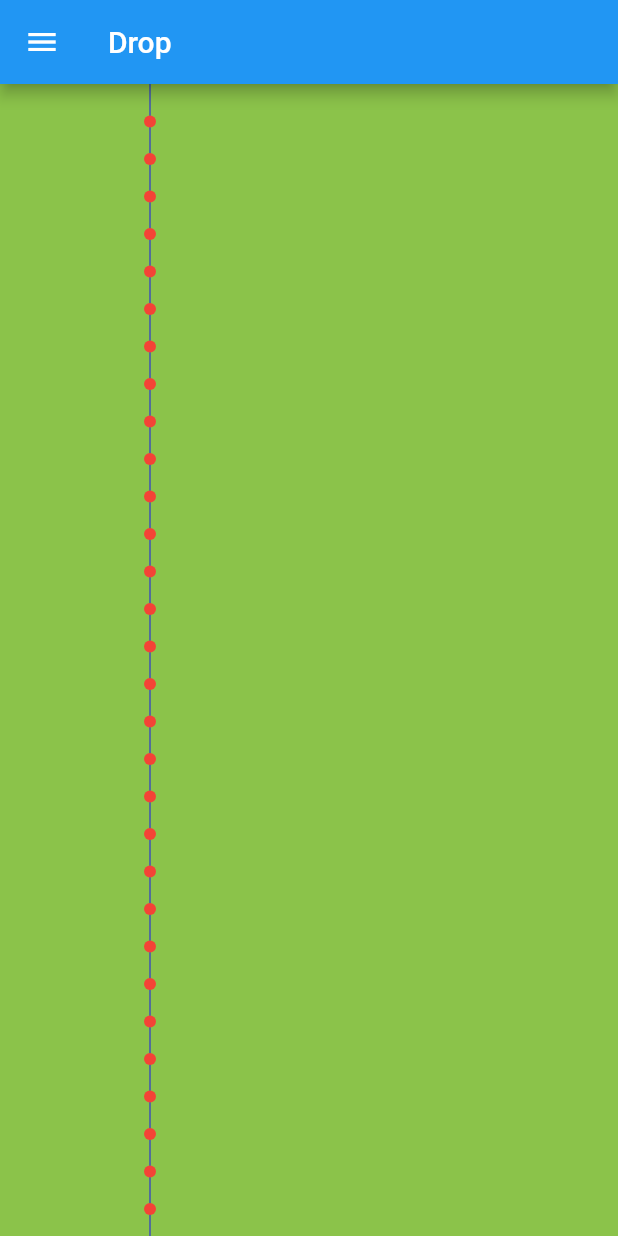
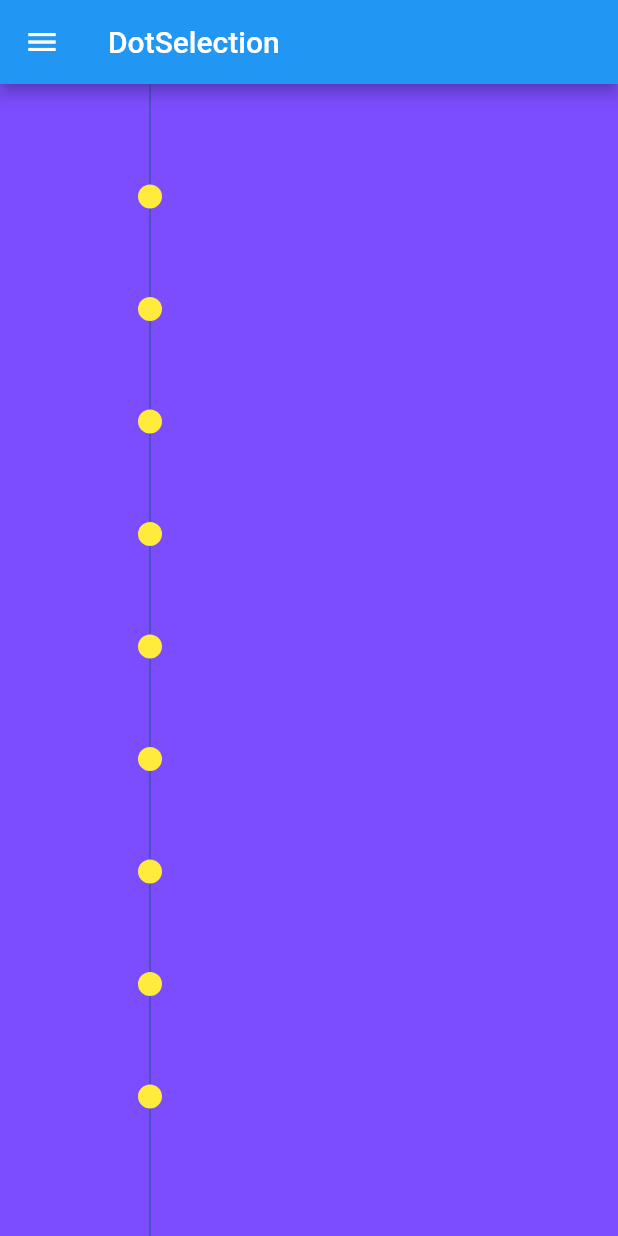
Before and after one commit to bladnman/twenty_for_twenty, a Flutter app: the screen it shows after launch, on a phone screen of 412 x 824 dp. Run offline on Flutter 3.47's test engine with Material 2 defaults, Android fonts, the phone set to English and light mode, and no system bars; missing offline and left inert: extended_math.

Commit message:
dot selection in place to start

```diff
--- a/lib/main.dart
+++ b/lib/main.dart
@@ -1,9 +1,11 @@
 import 'package:flutter/material.dart';
+import 'package:twenty_for_twenty/screens/touch-swarm/DotSelection.dart';
 import 'package:twenty_for_twenty/screens/touch-swarm/Simple.dart';
 import 'package:twenty_for_twenty/screens/touch-swarm/Animated.dart';
 import 'package:twenty_for_twenty/screens/touch-swarm/AnimatedDrop.dart';
 
 final drawerItems = [
+  new DrawerItem("DotSelection", Icons.arrow_downward, DotSelection()),
   new DrawerItem("Drop", Icons.arrow_downward, AnimatedDrop()),
   new DrawerItem("Animated", Icons.donut_large, Animated()),
   new DrawerItem("Simple", Icons.blur_circular, Simple()),
--- a/lib/screens/touch-swarm/Animated.dart
+++ b/lib/screens/touch-swarm/Animated.dart
@@ -54,11 +54,7 @@ class _AnimatedState extends State<Animated> with TickerProviderStateMixin {
 
   @override
   Widget build(BuildContext context) {
-    return Scaffold(
-      appBar: AppBar(
-        title: Text(SCREEN_TITLE),
-      ),
-      body: LayoutBuilder(
+    return LayoutBuilder(
       builder: (_, constraints) => Container(
         width: constraints.widthConstraints().maxWidth,
         height: constraints.heightConstraints().maxHeight,
@@ -68,7 +64,6 @@ class _AnimatedState extends State<Animated> with TickerProviderStateMixin {
           child: CustomPaint(
             painter:
                 MyPainter(touchPoint: touchPoint, aniValue: animation.value),
-            ),
           ),
         ),
       ),
--- /dev/null
+++ b/lib/screens/touch-swarm/DotSelection.dart
@@ -0,0 +1,70 @@
+import 'package:flutter/material.dart';
+import 'package:twenty_for_twenty/utils/circle-funcs.dart';
+import 'package:twenty_for_twenty/widgets/CirclePainter.dart';
+import 'package:twenty_for_twenty/widgets/TouchPoint.dart';
+
+const Color BG_COLOR = Colors.deepPurpleAccent;
+const Color BALL_COLOR = Colors.yellow;
+const double TOUCH_RADIUS = 25;
+const double BALL_RADIUS = 8;
+const double BALL_DISTANCE = 75;
+const double EFFECT_DISTANCE = 75;
+const double BASELINE = 100;
+const double BASELINE_GRAVITY_PPS = 3000;
+
+class DotSelection extends StatefulWidget {
+  @override
+  _DotSelectionState createState() => _DotSelectionState();
+}
+
+const SCREEN_TITLE = 'DotSelection';
+
+class _DotSelectionState extends State<DotSelection> {
+  Offset touchPoint;
+  handleTouchPointUpdated(Offset offset) {
+    setState(() {
+      touchPoint = offset;
+    });
+  }
+
+  int get ballCount {
+    return MediaQuery.of(context).size.height ~/ BALL_DISTANCE;
+  }
+
+  List<Offset> get points {
+    Offset adjustedTouchPoint = touchPoint;
+
+    return List.generate(ballCount, (index) {
+      Offset pointOffset = Offset(BASELINE, (BALL_DISTANCE * index).toDouble());
+      return adjustedOffset(
+        pointOffset: pointOffset,
+        effectiveDistance: EFFECT_DISTANCE,
+        touchPoint: adjustedTouchPoint,
+      );
+    });
+  }
+
+  @override
+  Widget build(BuildContext context) {
+    return LayoutBuilder(
+      builder: (_, constraints) => Container(
+        width: constraints.widthConstraints().maxWidth,
+        height: constraints.heightConstraints().maxHeight,
+        color: BG_COLOR,
+        child: TouchPoint(
+          onTouchPointUpdated: handleTouchPointUpdated,
+          child: CustomPaint(
+            painter: CirclePainter(
+              touchPoint: touchPoint,
+              touchRadius: TOUCH_RADIUS,
+              points: points,
+              pointRadius: BALL_RADIUS,
+              baseline: BASELINE,
+              ballColor: BALL_COLOR,
+            ),
+          ),
+        ),
+      ),
+    );
+  }
+}
--- a/lib/widgets/CirclePainter.dart
+++ b/lib/widgets/CirclePainter.dart
@@ -5,6 +5,7 @@ class CirclePainter extends CustomPainter {
   double baseline;
   double touchRadius;
   double pointRadius;
+  Color ballColor;
   List<Offset> points;
   CirclePainter({
     this.touchPoint,
@@ -12,6 +13,7 @@ class CirclePainter extends CustomPainter {
     this.baseline,
     this.points,
     this.pointRadius,
+    this.ballColor = Colors.red,
   });
 
   @override
@@ -22,7 +24,7 @@ class CirclePainter extends CustomPainter {
       ..color = Colors.indigo;
     final redPaint = Paint()
       ..style = PaintingStyle.fill
-      ..color = Colors.red;
+      ..color = ballColor ?? Colors.red;
     final touchPaint = Paint()
       ..style = PaintingStyle.fill
       ..color = Colors.grey.withOpacity(0.3);
```
Lines whose indentation alone changed are shown as unchanged.
